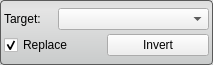
Old version of the form Interface/ToolInterface/InvertToolInterface.ui in the repository jessdtate/Seg3D.
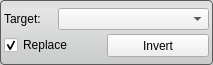
New version of the form.

Commit message: Lots of ui tweaks for all the tools, layergroupwidget, and layerwidget as well as updates for connecting tools and widgets to the state engine.

```diff
--- a/Interface/ToolInterface/InvertToolInterface.ui
+++ b/Interface/ToolInterface/InvertToolInterface.ui
@@ -82,6 +82,12 @@
      </item>
      <item>
       <widget class="QPushButton" name="invertButton">
+       <property name="maximumSize">
+        <size>
+         <width>16777215</width>
+         <height>23</height>
+        </size>
+       </property>
        <property name="text">
         <string>Invert</string>
        </property>
```
Left out of the diff: 9 changed lines with no effect on the pictures. The commit also changes 101 other files.
